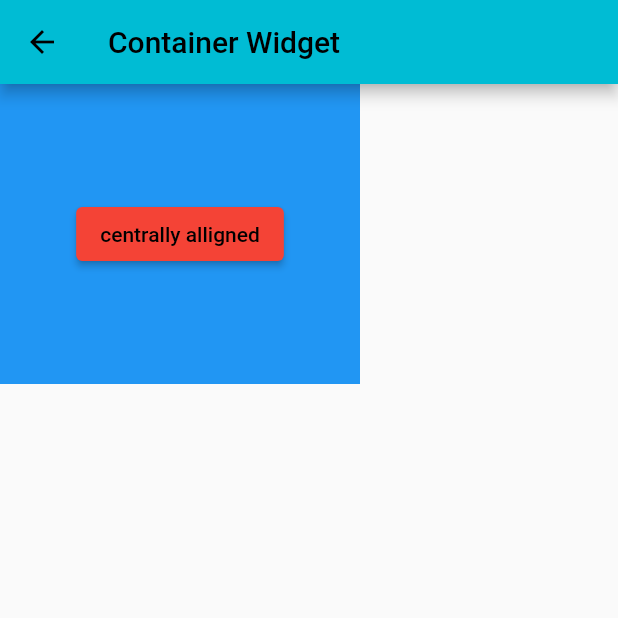
After one commit to sumitjr3/widgets_flutter, a Flutter app: the screen it shows after launch, after a tap on "Container", on a phone screen of 412 x 824 dp, the top half of it. The commit adds this screen. Run offline on Flutter 3.47's test engine with Material 2 defaults, Android fonts, the phone set to English and light mode, and no system bars.

Commit message:
container widget added

```diff
--- /dev/null
+++ b/lib/constants/routes.dart
@@ -0,0 +1 @@
+const ContainerRoute = '/container/';
--- a/lib/main.dart
+++ b/lib/main.dart
@@ -1,6 +1,4 @@
 /*
-1. Flutter is a popular framework for building cross-platform mobile applications, and it provides a wide range of widgets to create rich and dynamic user interfaces. Here's a list of some fundamental widgets you should consider learning as you get started with Flutter:
-
 2. Container: A basic widget for layout and styling.
 
 3. Text: To display text.
@@ -79,6 +77,8 @@
  */
 
 import 'package:flutter/material.dart';
+import 'package:widgets_flutter/constants/routes.dart';
+import 'package:widgets_flutter/views/Container.dart';
 
 void main() async {
   WidgetsFlutterBinding.ensureInitialized();
@@ -89,6 +89,9 @@ void main() async {
       primarySwatch: Colors.cyan,
     ),
     home: const HomePage(),
+    routes: {
+      ContainerRoute: (context) => const ContainerView(),
+    },
   ));
 }
 
@@ -143,7 +146,19 @@ class _HomePageState extends State<HomePage> {
       appBar: AppBar(
         title: const Text('Home Page'),
       ),
-      body: ListView.builder(itemBuilder: itemBuilder),
+      body: ListView.builder(
+        itemCount: item.length,
+        itemBuilder: (BuildContext context, int index) {
+          return ListTile(
+            title: Text(item[index]),
+            onTap: () {
+              if (item[index] == 'Container') {
+                Navigator.pushNamed(context, ContainerRoute);
+              }
+            },
+          );
+        },
+      ),
     );
   }
 }
--- /dev/null
+++ b/lib/views/Container.dart
@@ -0,0 +1,32 @@
+import 'package:flutter/material.dart';
+
+class ContainerView extends StatefulWidget {
+  const ContainerView({super.key});
+
+  @override
+  State<ContainerView> createState() => _ContainerViewState();
+}
+
+class _ContainerViewState extends State<ContainerView> {
+  @override
+  Widget build(BuildContext context) {
+    return Scaffold(
+      appBar: AppBar(
+        title: const Text('Container Widget'),
+      ),
+      body: Container(
+        height: 200,
+        width: 240,
+        color: Colors.blue,
+        alignment: Alignment.center,
+        child: ElevatedButton(
+          onPressed: () {},
+          style: ElevatedButton.styleFrom(
+            primary: Colors.red,
+          ),
+          child: const Text("centrally alligned"),
+        ),
+      ),
+    );
+  }
+}
```
